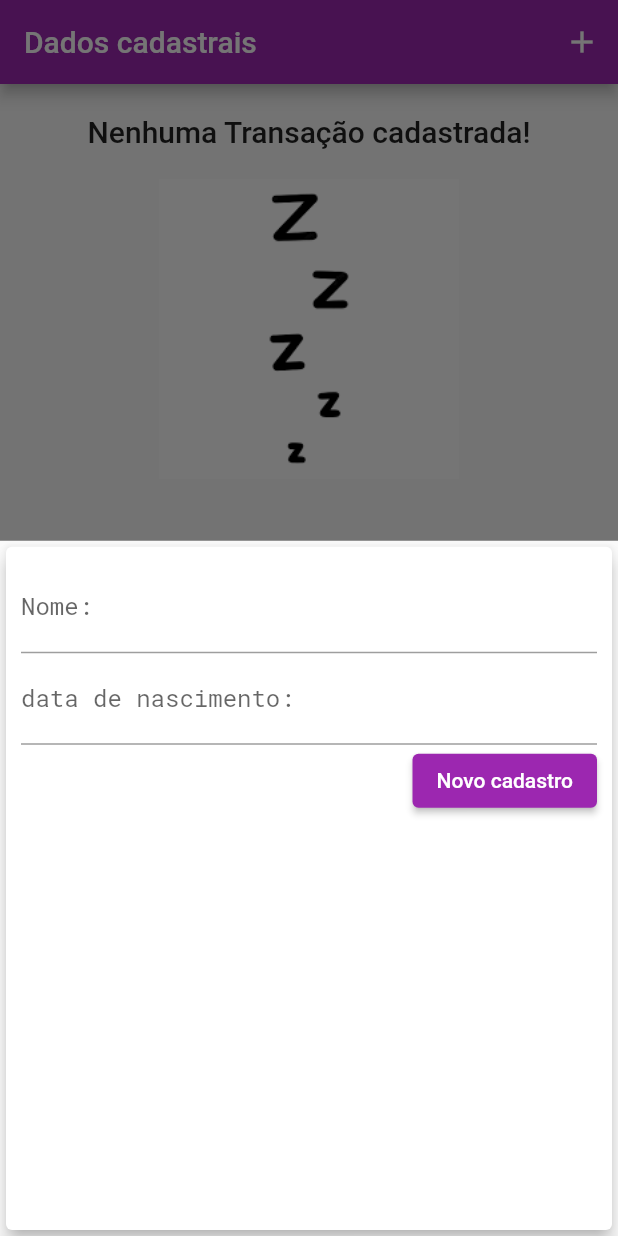
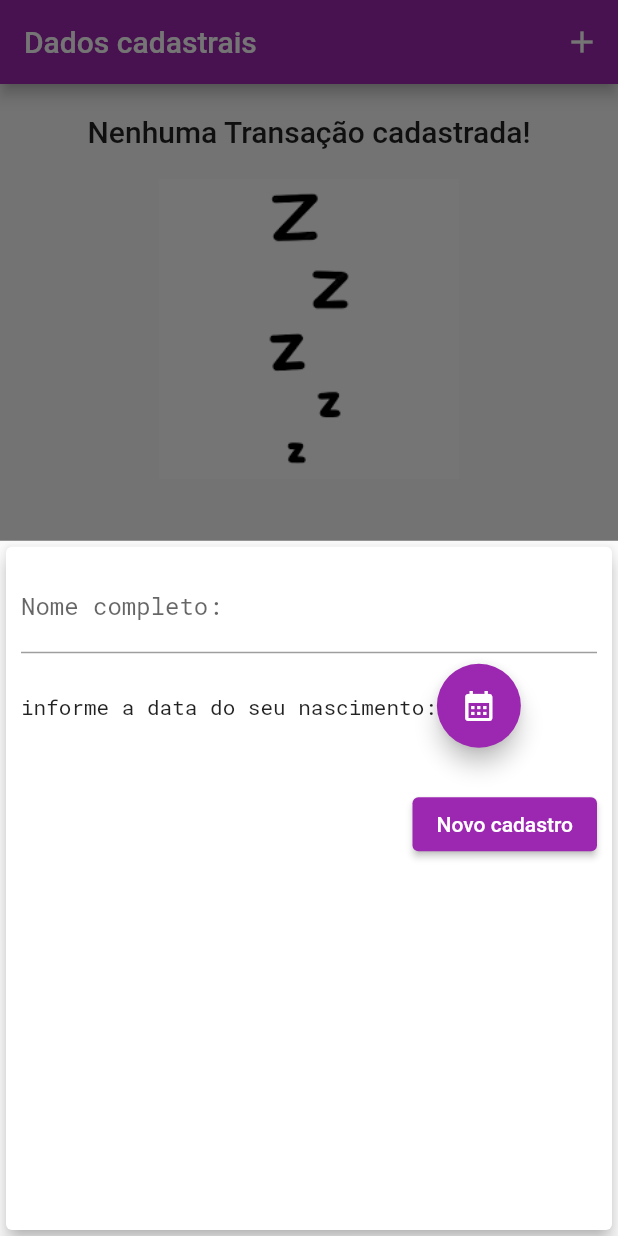
Before and after one commit to mateusdiasherculano/aplica-o-em-flutter, a Flutter app: the screen it shows after launch, after a tap on the "add" icon, on a phone screen of 412 x 824 dp. Run offline on Flutter 3.47's test engine with Material 2 defaults, Android fonts, the phone set to English and light mode, and no system bars.

Commit message:
Atualizações

```diff
--- a/expenses/lib/components/transaction_form.dart
+++ b/expenses/lib/components/transaction_form.dart
@@ -1,7 +1,8 @@
 import 'package:flutter/material.dart';
+import 'package:intl/intl.dart';
 
 class Transactionform extends StatefulWidget {
-  final void Function(String, String) onSubmit;
+  final void Function(String, DateTime) onSubmit;
 
   Transactionform(this.onSubmit);
 
@@ -10,18 +11,34 @@ class Transactionform extends StatefulWidget {
 }
 
 class _TransactionformState extends State<Transactionform> {
-  final nameController = TextEditingController();
-  final birthDateController = TextEditingController();
+  final _nameController = TextEditingController();
+  DateTime? _selecteDate;
 
   _submitForm() {
-    final name = nameController.text;
-    final birthDate = birthDateController.text;
+    final name = _nameController.text;
 
-    if (name.isEmpty || birthDate.isEmpty) {
+    if (name.isEmpty || _selecteDate == null) {
       return;
     }
 
-    widget.onSubmit(name, birthDate);
+    widget.onSubmit(name, _selecteDate!);
+  }
+
+  _showDatePicker() {
+    showDatePicker(
+      context: context,
+      initialDate: DateTime.now(),
+      firstDate: DateTime(1900),
+      lastDate: DateTime.now(),
+    ).then((pickedDate) {
+      if (pickedDate == null) {
+        return;
+      }
+
+      setState(() {
+        _selecteDate = pickedDate;
+      });
+    });
   }
 
   @override
@@ -33,24 +50,36 @@ class _TransactionformState extends State<Transactionform> {
         child: Column(
           children: [
             TextField(
-              controller: nameController,
-              onSubmitted: (_) => _submitForm(),
+              controller: _nameController,
               decoration: const InputDecoration(
-                labelText: 'Nome:',
+                labelText: 'Nome completo:',
               ),
             ),
-            TextField(
-              controller: birthDateController,
-              onSubmitted: (_) => _submitForm(),
-              decoration: const InputDecoration(
-                labelText: 'data de nascimento:',
+            SizedBox(
+              height: 70,
+              child: Row(
+                mainAxisAlignment: MainAxisAlignment.start,
+                children: [
+                  Text(
+                    _selecteDate == null
+                        ? 'informe a data do seu nascimento:'
+                        : DateFormat('d/MMM/y').format(_selecteDate!),
+                  ),
+                  FloatingActionButton(
+                    onPressed: _showDatePicker,
+                    child: const Icon(Icons.calendar_month),
+                  ),
+                ],
               ),
+            ),
+            const SizedBox(
+              height: 20,
             ),
             Row(
               mainAxisAlignment: MainAxisAlignment.end,
               children: [
                 ElevatedButton(
-                  onPressed: _submitForm,
+                  onPressed: () => _submitForm(),
                   child: const Text('Novo cadastro'),
                 ),
               ],
--- a/expenses/lib/models/transaction.dart
+++ b/expenses/lib/models/transaction.dart
@@ -1,13 +1,11 @@
 class Transaction {
   final String id;
   final String name;
-  final String birthDate;
-  final DateTime date;
+  final DateTime birthDate;
 
   Transaction({
     required this.id,
     required this.name,
-    required this.date,
     required this.birthDate,
   });
 }
```
Also changed, not shown: expenses/lib/components/transaction_list.dart (+18 -17 lines), expenses/lib/main.dart (+10 -5 lines), expenses/lib/components/chart.dart (deleted), expenses/lib/components/chart_bar.dart (deleted).
